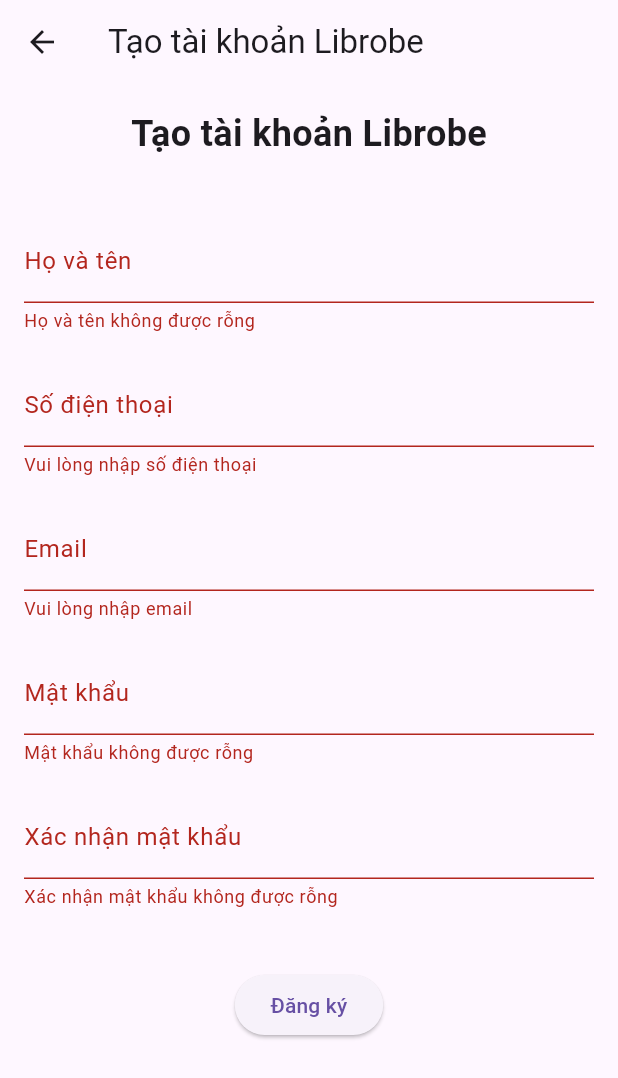
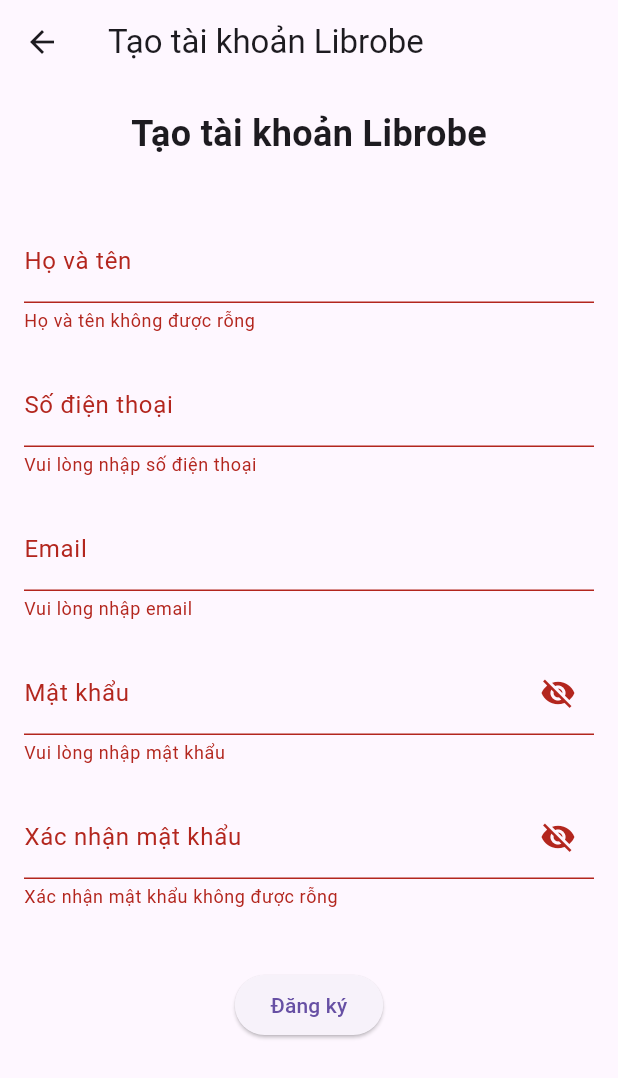
Before and after one commit to hoanglcnn-oss/AFOD_Librio_Mobile, a Flutter app: the RegisterScreen screen opened directly, after a tap on "Đăng ký", on a phone screen of 412 x 824 dp. Shown: the top 1078 px of the screen. Run offline on Flutter 3.47's test engine with Material 3 defaults, Android fonts, the phone set to English and light mode, and no system bars; our stand-ins replace equatable, flutter_bloc.

Commit message:
feat: adjust RegisterScreen UI with form validation and password visibility toggles

```diff
--- a/week34_project/lib/features/auth/presentation/register_screen.dart
+++ b/week34_project/lib/features/auth/presentation/register_screen.dart
@@ -9,6 +9,15 @@
 
 class _RegisterScreenState extends State<RegisterScreen> {
   final _formKey = GlobalKey<FormState>();
+  final _passwordController = TextEditingController();
+  bool _obscurePassword = true;
+  bool _obscureConfirmPassword = true;
+
+  @override
+  void dispose() {
+    _passwordController.dispose();
+    super.dispose();
+  }
 
   @override
   Widget build(BuildContext context) {
@@ -52,8 +61,7 @@
                     return 'Vui lòng nhập số điện thoại';
                   }
 
-                  // TODO: Cho phép 0 + 9 chữ số
-                  // hoặc 84 + 9 chữ số.
+                  // Cho phép 0 + 9 chữ số hoặc 84 + 9 chữ số.
                   final phoneRegex = RegExp(r'^(0|84)\d{9}$');
 
                   if (!phoneRegex.hasMatch(phone)) {
@@ -94,13 +102,33 @@
               const SizedBox(height: 20),
 
               TextFormField(
-                obscureText: true,
-                decoration: const InputDecoration(labelText: 'Mật khẩu'),
-
+                controller: _passwordController,
+                obscureText: _obscurePassword,
+                decoration: InputDecoration(
+                  labelText: 'Mật khẩu',
+                  suffixIcon: IconButton(
+                    tooltip: _obscurePassword ? 'Hiện mật khẩu' : 'Ẩn mật khẩu',
+                    icon: Icon(
+                      _obscurePassword
+                          ? Icons.visibility_off
+                          : Icons.visibility,
+                    ),
+                    onPressed: () {
+                      setState(() {
+                        _obscurePassword = !_obscurePassword;
+                      });
+                    },
+                  ),
+                ),
                 validator: (value) {
                   if (value == null || value.trim().isEmpty) {
-                    return 'Mật khẩu không được rỗng';
+                    return 'Vui lòng nhập mật khẩu';
                   }
+
+                  if (value.length < 8) {
+                    return 'Mật khẩu phải có ít nhất 8 ký tự';
+                  }
+
                   return null;
                 },
               ),
@@ -108,14 +136,31 @@
               const SizedBox(height: 20),
 
               TextFormField(
-                obscureText: true,
-                decoration: const InputDecoration(
+                obscureText: _obscureConfirmPassword,
+                decoration: InputDecoration(
                   labelText: 'Xác nhận mật khẩu',
+                  suffixIcon: IconButton(
+                    tooltip: _obscureConfirmPassword
+                        ? 'Hiện mật khẩu'
+                        : 'Ẩn mật khẩu',
+                    icon: Icon(
+                      _obscureConfirmPassword
+                          ? Icons.visibility_off
+                          : Icons.visibility,
+                    ),
+                    onPressed: () {
+                      setState(() {
+                        _obscureConfirmPassword = !_obscureConfirmPassword;
+                      });
+                    },
+                  ),
                 ),
-
                 validator: (value) {
                   if (value == null || value.trim().isEmpty) {
                     return 'Xác nhận mật khẩu không được rỗng';
+                  }
+                  if (value != _passwordController.text) {
+                    return 'Mật khẩu xác nhận không khớp';
                   }
                   return null;
                 },
```
